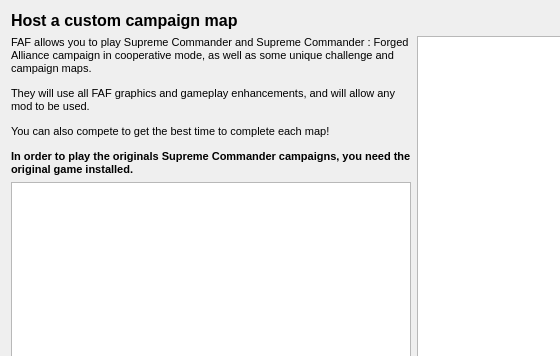
First picture: the form in src/_res/coop/coop.ui, repository FAForever/client, before the edit; both pictures show x 0 to 560 and y 0 to 356 of the 1034 by 649 pixel window.
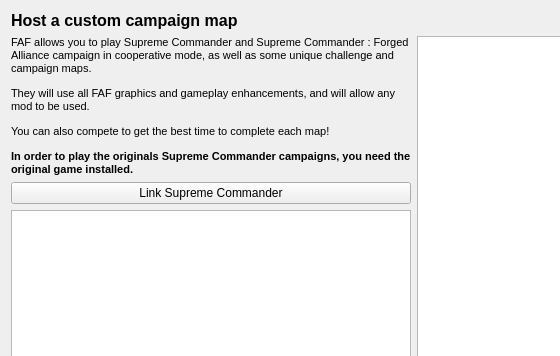
Second picture: the form after the edit.

Commit message: Link SC for vanilla campaign.

```diff
--- a/src/_res/coop/coop.ui
+++ b/src/_res/coop/coop.ui
@@ -67,6 +67,13 @@
         </property>
        </widget>
       </item>
+      <item>
+       <widget class="QPushButton" name="linkButton">
+        <property name="text">
+         <string>Link Supreme Commander</string>
+        </property>
+       </widget>
+      </item>
       <item>
        <widget class="QTreeWidget" name="coopList">
         <property name="sizePolicy">
```
Left out of the diff: 2 changed lines with no effect on the pictures. The commit also changes 6 other files.
